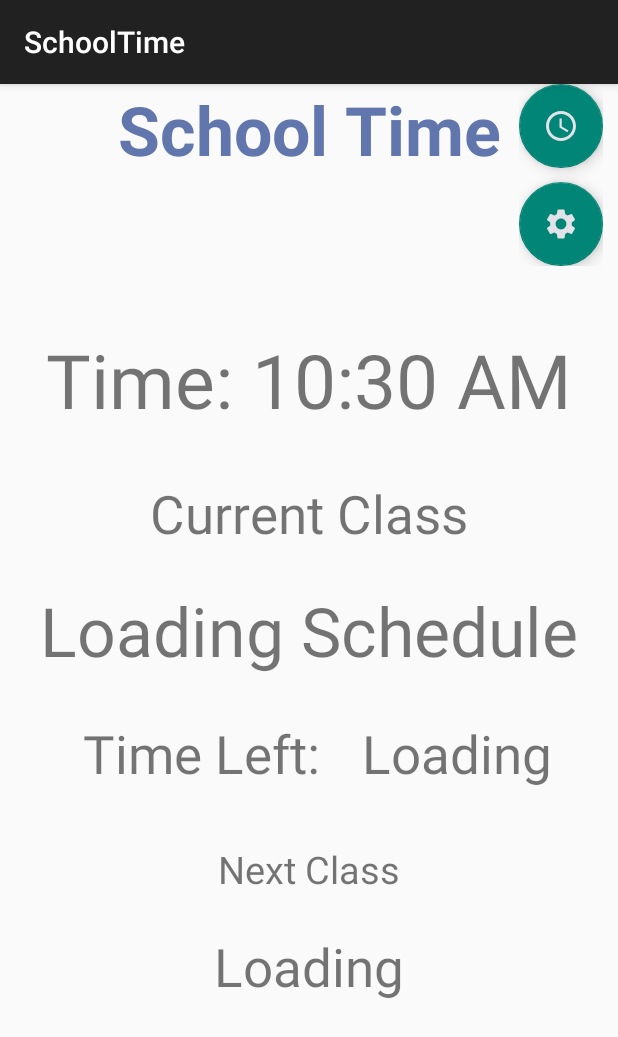
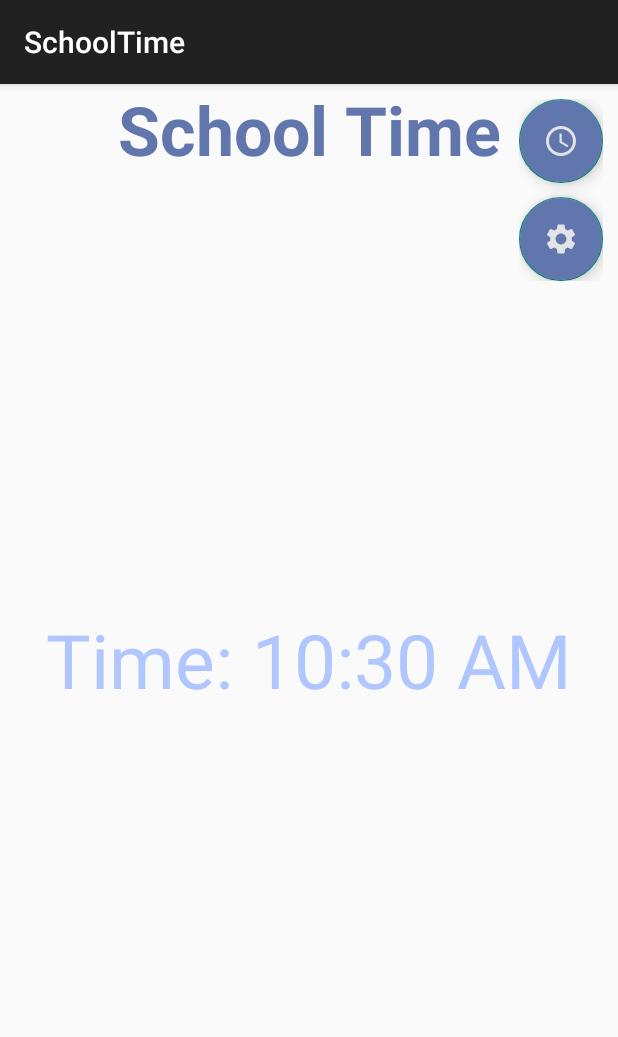
Before and after one commit to BrandgrandRealMe/SchoolTimeAndroid, an Android app: the screen it shows after launch (MainActivity), on a phone screen of 412 x 824 dp. Shown: the top 1037 px of the screen. Run offline under Robolectric (Android 15) with nearby library versions, the phone set to English and light mode, and no system bars.

Commit message:
Fixes & Added stuff

```diff
--- a/app/src/main/java/com/cyberlabs/schooltime/MainActivity.kt
+++ b/app/src/main/java/com/cyberlabs/schooltime/MainActivity.kt
@@ -5,6 +5,8 @@ import com.cyberlabs.schooltime.Data
 import android.content.Intent
 import android.os.Bundle
 import android.util.Log
+import android.view.View
+import android.widget.FrameLayout
 import android.widget.TextView
 import androidx.appcompat.app.AppCompatActivity
 import androidx.datastore.core.DataStore
@@ -105,7 +107,6 @@ class MainActivity : AppCompatActivity() {
     }
     private fun parseBells(bellsArray: JSONArray): List<Bell> {
         val bells = mutableListOf<Bell>()
-        Log.d("Bells", bells.toString())
         for (i in 0 until bellsArray.length()) {
             val bellObject = bellsArray.getJSONObject(i)
             val bell = Bell(
@@ -239,6 +240,17 @@ class MainActivity : AppCompatActivity() {
         var nextClassIn: Long? = null
         var nextClassInString: String? = null
 
+        val nextClassInText: TextView = findViewById(R.id.time_left_var_text)
+        val periodText: TextView = findViewById(R.id.current_class_var_text)
+        val nextPeriodText: TextView = findViewById(R.id.next_class_var_text)
+        val nextClassInTextTitle: TextView = findViewById(R.id.time_left_text)
+        val periodTextTitle: TextView = findViewById(R.id.current_class_text)
+        val nextPeriodTextTitle: TextView = findViewById(R.id.next_class_text)
+        val announcementText: TextView = findViewById(R.id.announcement_text)
+        val announcementFrame: FrameLayout = findViewById(R.id.announcement_frame)
+
+
+
         val timeText: TextView = findViewById(R.id.current_time_text)
 
         checkForSettingsUpdate()
@@ -246,6 +258,7 @@ class MainActivity : AppCompatActivity() {
         timeText.text = "Time: ${getCurrentTimeAP()}" // This can still be in 12-hour format for display
 
         if (!isJsonEmpty(schedule)) {
+            if (isTimeBetween(currentTime, schedule.getString("start"), schedule.getString("end"))) {
             val scheduleData = Schedule(
                 schedule.getString("start"),
                 schedule.getString("end"),
@@ -256,7 +269,6 @@ class MainActivity : AppCompatActivity() {
                 val startTime = bell.startTime
                 val endTime = bell.stopTime
                 if (isTimeBetween(currentTime, startTime, endTime)) {
-                    println("found Class")
                     // Current time is between start and end time of this bell
                     currentClass = bell.title
                     nextClassIn = getTimeDifference(currentTime, endTime)
@@ -268,18 +280,41 @@ class MainActivity : AppCompatActivity() {
                 }
 
             }
+            if (currentClass != null) {
+                nextClassInText.visibility = View.VISIBLE
+                periodText.visibility = View.VISIBLE
+                nextPeriodText.visibility = View.VISIBLE
+                nextClassInTextTitle.visibility = View.VISIBLE
+                periodTextTitle.visibility = View.VISIBLE
+                nextPeriodTextTitle.visibility = View.VISIBLE
+                announcementFrame.visibility = View.GONE
+                nextClassInText.text = nextClassInString ?: "None"
+                periodText.text = currentClass ?: "None"
+                nextPeriodText.text = nextClass?.title ?: "None"
+            } else {
+                nextClassInText.visibility = View.GONE
+                periodText.visibility = View.GONE
+                nextPeriodText.visibility = View.GONE
+                nextClassInTextTitle.visibility = View.GONE
+                periodTextTitle.visibility = View.GONE
+                nextPeriodTextTitle.visibility = View.GONE
+                announcementFrame.visibility = View.VISIBLE
+                announcementText.text = "Passing Period!"
+            }
 
-            val nextClassInText: TextView = findViewById(R.id.time_left_var_text)
-            nextClassInText.text = nextClassInString ?: "None"
 
-            val periodText: TextView = findViewById(R.id.current_class_var_text)
-            periodText.text = currentClass ?: "None"
-
-            val nextPeriodText: TextView = findViewById(R.id.next_class_var_text)
-            nextPeriodText.text = nextClass?.title ?: "None"
         } else {
-            val periodText: TextView = findViewById(R.id.current_class_var_text)
             periodText.text = "Loading Schedule"
         }
+    } else {
+            nextClassInText.visibility = View.GONE
+            periodText.visibility = View.GONE
+            nextPeriodText.visibility = View.GONE
+            nextClassInTextTitle.visibility = View.GONE
+            periodTextTitle.visibility = View.GONE
+            nextPeriodTextTitle.visibility = View.GONE
+            announcementFrame.visibility = View.VISIBLE
+            announcementText.text = "School Is Out!"
+    }
     }
 }
--- a/app/src/main/java/com/cyberlabs/schooltime/ScheduleParser.kt
+++ b/app/src/main/java/com/cyberlabs/schooltime/ScheduleParser.kt
@@ -42,7 +42,7 @@ class ScheduleParser(private val context: Context) {
             val scale = context.resources.displayMetrics.density
             val paddingInPx = (paddingInDp * scale + 0.5f).toInt()
             textView.setPadding(paddingInPx, paddingInPx, paddingInPx, paddingInPx)
-
+            textView.textSize = 20F
             val layoutParams = LinearLayout.LayoutParams(
                 LinearLayout.LayoutParams.MATCH_PARENT,
                 LinearLayout.LayoutParams.WRAP_CONTENT
--- a/app/src/main/res/layout/activity_main.xml
+++ b/app/src/main/res/layout/activity_main.xml
@@ -5,6 +5,29 @@
         android:layout_width="match_parent"
         android:layout_height="match_parent"
         tools:context=".MainActivity">
+    <FrameLayout
+            android:id="@+id/announcement_frame"
+            android:layout_width="wrap_content"
+            android:layout_height="wrap_content"
+            android:layout_gravity="center"
+            android:visibility="gone"
+            app:layout_constraintTop_toTopOf="parent"
+            app:layout_constraintBottom_toBottomOf="parent"
+            app:layout_constraintStart_toStartOf="parent"
+            app:layout_constraintEnd_toEndOf="parent">
+
+        <TextView
+                android:id="@+id/announcement_text"
+                android:layout_width="wrap_content"
+                android:layout_height="wrap_content"
+                android:text="Loading..."
+                android:textSize="20sp"
+                android:textColor="@color/primary"
+                android:padding="10dp"
+                android:visibility="invisible"
+                android:gravity="center" />
+
+    </FrameLayout>
     <TextView
             android:id="@+id/app_header"  android:layout_width="wrap_content"
             android:layout_height="wrap_content"
@@ -21,6 +44,7 @@
                 android:layout_width="wrap_content"
                 android:layout_height="wrap_content"
                 android:text="Time: Loading"
+                android:textColor="@color/primary_light"
                 android:textSize="50sp"
                 android:padding="16dp" />
         <TextView
@@ -36,6 +60,7 @@
                 android:layout_width="wrap_content"
                 android:layout_height="wrap_content"
                 android:text="Loading"
+                android:textColor="@color/on_background"
                 android:textSize="45sp"
                 android:padding="8dp" />
 
@@ -45,9 +70,11 @@
                 android:orientation="horizontal">
 
             <TextView
+                    android:id="@+id/time_left_text"
                     android:layout_width="wrap_content"
                     android:layout_height="wrap_content"
                     android:text="Time Left:"
+                    android:textColor="@color/primary_light"
                     android:textSize="35sp"
                     android:padding="20dp" />
 
@@ -73,6 +100,7 @@
                 android:layout_width="wrap_content"
                 android:layout_height="wrap_content"
                 android:text="Loading"
+                android:textColor="@color/on_background"
                 android:textSize="35sp"
                 android:padding="8dp" />
 
@@ -81,6 +109,7 @@
             android:layout_width="wrap_content"
             android:layout_height="wrap_content"
             android:layout_marginRight="10dp"
+            android:layout_marginTop="10dp"
             app:layout_constraintEnd_toEndOf="parent"
             app:layout_constraintTop_toTopOf="parent">
 
@@ -90,7 +119,7 @@
                 android:layout_height="wrap_content"
                 android:layout_gravity="bottom|center_horizontal"
                 android:contentDescription="Settings"
-                android:background="@color/primary"
+                android:backgroundTint="@color/primary"
                 app:srcCompat="@drawable/ic_settings" />
 
         <com.google.android.material.floatingactionbutton.FloatingActionButton
@@ -100,7 +129,7 @@
                 android:layout_gravity="bottom|center_horizontal"
                 android:layout_marginBottom="65dp"
                 android:contentDescription="Schedule"
-                android:background="@color/primary"
+                android:backgroundTint="@color/primary"
                 app:srcCompat="@drawable/ic_schedule" />
     </FrameLayout>
 </androidx.constraintlayout.widget.ConstraintLayout>
--- a/app/src/main/res/layout/activity_schedule.xml
+++ b/app/src/main/res/layout/activity_schedule.xml
@@ -23,6 +23,7 @@
             android:layout_height="wrap_content"
             android:text="Bell Schedule"
             android:textSize="24sp"
+            android:textColor="@color/secondary"
             android:layout_below="@id/app_header"
             android:layout_centerHorizontal="true"
     />
--- a/app/src/main/res/layout/activity_settings.xml
+++ b/app/src/main/res/layout/activity_settings.xml
@@ -22,6 +22,7 @@
             android:layout_height="wrap_content"
             android:text="Settings"
             android:textSize="24sp"
+            android:textColor="@color/secondary"
             android:layout_below="@id/app_header"
             android:layout_centerHorizontal="true"
     />
```
Also changed, not shown: app/src/main/AndroidManifest.xml (+6 -2 lines), 4 other files.
